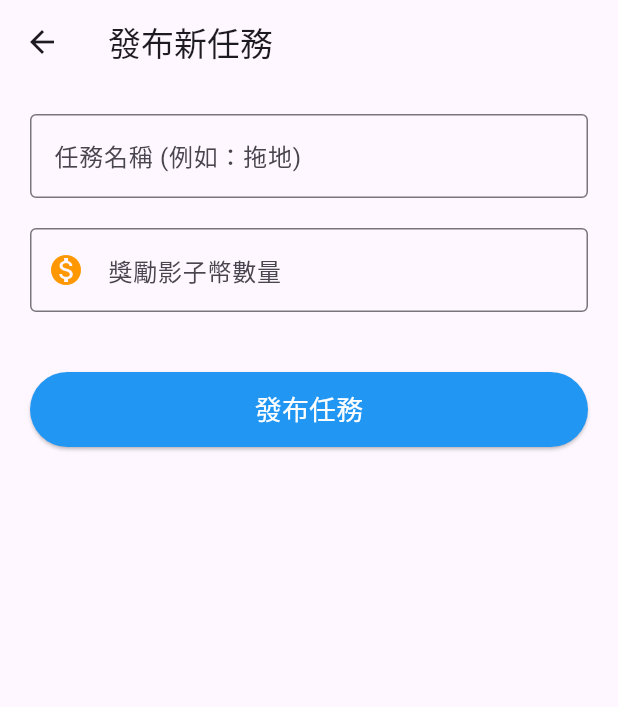
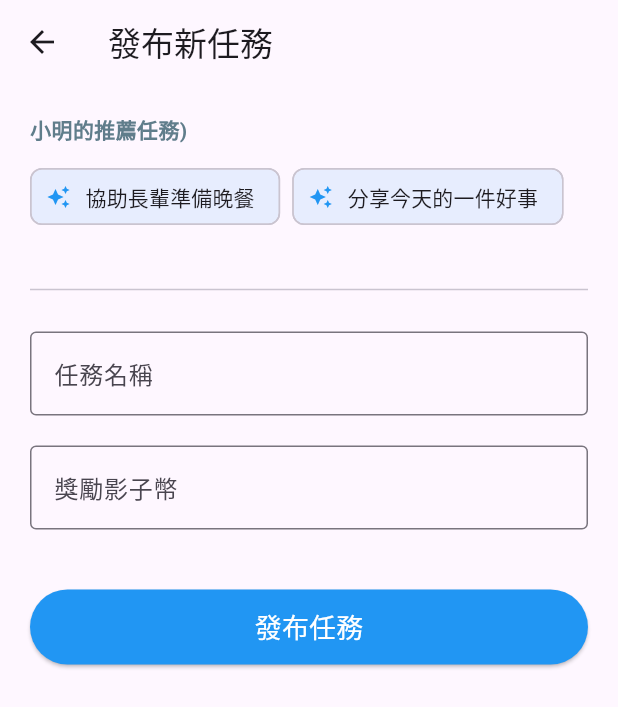
Before and after one commit to namonroll/shadow_wallet, a Flutter app: the ParentTaskBoardView screen opened directly, after a tap on the "add" icon, on a phone screen of 412 x 824 dp. Shown: the top 707 px of the screen. Run offline on Flutter 3.47's test engine with Material 3 defaults, Android fonts, the phone set to English and light mode, and no system bars; accounts and stored records are empty.

Commit message:
任務加一下

```diff
--- a/lib/core/mock/mock_database.dart
+++ b/lib/core/mock/mock_database.dart
@@ -1,6 +1,7 @@
 import '../../features/task_board/models/task_model.dart';
 import '../models/user_model.dart';
 import '../models/group_model.dart';
+import '../../core/models/member_profile_enums.dart';
 
 class MockData {
   // 1. 錢包初始餘額
@@ -8,10 +9,25 @@ class MockData {
 
   // 2. 預設任務列表 (使用 getter 確保每次拿到的都是新的物件)
   static List<TaskModel> get initialTasks => [
-        TaskModel(id: 't_1', title: '洗碗', rewardCoins: 15),
-        TaskModel(id: 't_2', title: '背 10 個英文單字', rewardCoins: 30),
-        TaskModel(id: 't_3', title: '整理房間', rewardCoins: 50, status: TaskStatus.available),
+        TaskModel(id: 't_1', title: '洗碗', rewardCoins: 15,assigneeName: '小明'),
+        TaskModel(id: 't_2', title: '背 10 個英文單字', rewardCoins: 30, assigneeName: '小華'),
+        TaskModel(id: 't_3', title: '整理房間', rewardCoins: 50, status: TaskStatus.available, assigneeName: '小明'),
       ];
+  //系統推薦任務
+  static Map<ChildPersonality, List<Map<String, dynamic>>> get recommendedTasks => {
+    ChildPersonality.lion: [
+      {'title': '挑戰 30 分鐘內讀完一本書', 'reward': 50},
+      {'title': '運動紀錄連續 3 天', 'reward': 100},
+    ],
+    ChildPersonality.dolphin: [
+      {'title': '協助長輩準備晚餐', 'reward': 40},
+      {'title': '分享今天的一件好事', 'reward': 20},
+    ],
+    ChildPersonality.cat: [
+      {'title': '觀察並紀錄一種昆蟲', 'reward': 60},
+      {'title': '完成一個科學小實驗', 'reward': 80},
+    ],
+  };
 
   // 3. 預設使用者 (供測試身分切換使用)
   static final parentUser = UserModel(id: 'u_parent', name: '爸爸', role: UserRole.parent, groupId: '9999');
--- a/lib/features/auth/views/role_selection_view.dart
+++ b/lib/features/auth/views/role_selection_view.dart
@@ -9,7 +9,7 @@ class RoleSelectionView extends StatelessWidget {
   @override
   Widget build(BuildContext context) {
     return Scaffold(
-      appBar: AppBar(title: const Text('影子錢包')),
+      appBar: AppBar(title: const Text('成長錢包')),
       body: Center(
         child: Column(
           mainAxisAlignment: MainAxisAlignment.center,
@@ -23,7 +23,7 @@ class RoleSelectionView extends StatelessWidget {
               },
               child: const Padding(
                 padding: EdgeInsets.all(16.0),
-                child: Text('我是家長', style: TextStyle(fontSize: 20)),
+                child: Text('家長', style: TextStyle(fontSize: 20)),
               ),
             ),
             const SizedBox(height: 20),
@@ -34,7 +34,7 @@ class RoleSelectionView extends StatelessWidget {
               },
               child: const Padding(
                 padding: EdgeInsets.all(16.0),
-                child: Text('我是小孩', style: TextStyle(fontSize: 20)),
+                child: Text('小孩', style: TextStyle(fontSize: 20)),
               ),
             ),
           ],
--- a/lib/features/task_board/models/task_model.dart
+++ b/lib/features/task_board/models/task_model.dart
@@ -9,13 +9,15 @@ enum TaskStatus {
 class TaskModel {
   final String id;
   final String title;
-  final int rewardCoins; // 影子幣獎勵
+  final int rewardCoins;
+  final String assigneeName; // 紀錄是分派給哪個小孩的
   TaskStatus status;
 
   TaskModel({
     required this.id,
     required this.title,
     required this.rewardCoins,
-    this.status = TaskStatus.available, // 預設狀態是待領取
+    required this.assigneeName, // 必填
+    this.status = TaskStatus.available,
   });
 }
--- a/lib/features/task_board/providers/task_provider.dart
+++ b/lib/features/task_board/providers/task_provider.dart
@@ -1,23 +1,31 @@
 import 'package:flutter/material.dart';
 import '../models/task_model.dart';
-import '../../../core/mock/mock_database.dart';
+import '../../../core/mock/mock_database.dart'; // 引入 MockData
 
-//先寫死資料，之後再和service拿
 class TaskProvider extends ChangeNotifier {
-  // 從 MockData 讀取初始任務
-  final List<TaskModel> _tasks = MockData.initialTasks;
+  // 修改：從 MockData 取得初始任務 (使用 List.from)
+  final List<TaskModel> _tasks = List.from(MockData.initialTasks);
 
+  // 取得所有任務 (一般情況用不到，但保留著)
   List<TaskModel> get tasks => _tasks;
 
-  void addTask(String title, int coins) {
+  // 新增：過濾並取得「特定小孩」的任務
+  List<TaskModel> getTasksForChild(String childName) {
+    return _tasks.where((task) => task.assigneeName == childName).toList();
+  }
+
+  //修改：新增任務時，必須傳入是「分派給哪個小孩」
+  void addTask(String title, int coins, String assigneeName) {
     final newTask = TaskModel(
       id: 't_${DateTime.now().millisecondsSinceEpoch}',
       title: title,
       rewardCoins: coins,
+      assigneeName: assigneeName, // 存入被指派的小孩
     );
     _tasks.add(newTask);
     notifyListeners();
   }
+
   void submitTaskForReview(String taskId) {
     final taskIndex = _tasks.indexWhere((t) => t.id == taskId);
     if (taskIndex != -1) {
@@ -26,7 +34,6 @@ class TaskProvider extends ChangeNotifier {
     }
   }
 
-  // 家長核准任務 (狀態變為已完成)
   void approveTask(String taskId) {
     final taskIndex = _tasks.indexWhere((t) => t.id == taskId);
     if (taskIndex != -1) {
--- a/lib/features/task_board/views/parent/create_task_view.dart
+++ b/lib/features/task_board/views/parent/create_task_view.dart
@@ -1,55 +1,106 @@
 import 'package:flutter/material.dart';
+import '/core/models/member_profile_enums.dart';
 import 'package:provider/provider.dart';
 import '../../providers/task_provider.dart';
+import '/core/mock/mock_database.dart';
 
-class CreateTaskView extends StatelessWidget {
+class CreateTaskView extends StatefulWidget {
+  final String childName; // 傳入是幫哪個小孩發任務
+  final ChildPersonality personality; // 傳入性格
+
+  const CreateTaskView({super.key, required this.childName, required this.personality});
+
+  @override
+  State<CreateTaskView> createState() => _CreateTaskViewState();
+}
+
+class _CreateTaskViewState extends State<CreateTaskView> {
   final TextEditingController _titleController = TextEditingController();
   final TextEditingController _coinsController = TextEditingController();
 
   @override
   Widget build(BuildContext context) {
+    // 取得該性格的推薦任務
+    final recommendations = MockData.recommendedTasks[widget.personality] ?? [];
+
     return Scaffold(
       appBar: AppBar(title: const Text('發布新任務')),
-      body: Padding(
+      body: SingleChildScrollView( // 防止鍵盤擋住
         padding: const EdgeInsets.all(20.0),
         child: Column(
+          crossAxisAlignment: CrossAxisAlignment.start,
           children: [
+            // --- 推薦區塊 ---
+            Text('${widget.childName}的推薦任務)',
+                style: const TextStyle(fontWeight: FontWeight.bold, color: Colors.blueGrey)),
+            const SizedBox(height: 10),
+            SingleChildScrollView(
+              scrollDirection: Axis.horizontal,
+              child: Row(
+                children: recommendations.map((task) {
+                  return Padding(
+                    padding: const EdgeInsets.only(right: 8.0),
+                    child: ActionChip(
+                      backgroundColor: Colors.blue.withOpacity(0.1),
+                      avatar: const Icon(Icons.auto_awesome, size: 16, color: Colors.blue),
+                      label: Text(task['title']),
+                      onPressed: () {
+                        // 一鍵帶入！
+                        setState(() {
+                          _titleController.text = task['title'];
+                          _coinsController.text = task['reward'].toString();
+                        });
+                      },
+                    ),
+                  );
+                }).toList(),
+              ),
+            ),
+            const SizedBox(height: 30),
+            const Divider(),
+            const SizedBox(height: 20),
+
+            // --- 原本的輸入區塊 ---
             TextField(
               controller: _titleController,
-              decoration: const InputDecoration(
-                labelText: '任務名稱 (例如：拖地)',
-                border: OutlineInputBorder(),
-              ),
+              decoration: const InputDecoration(labelText: '任務名稱', border: OutlineInputBorder()),
             ),
             const SizedBox(height: 20),
             TextField(
               controller: _coinsController,
-              keyboardType: TextInputType.number, // 限制只能輸入數字
-              decoration: const InputDecoration(
-                labelText: '獎勵影子幣數量',
-                border: OutlineInputBorder(),
-                prefixIcon: Icon(Icons.monetization_on, color: Colors.orange),
-              ),
+              keyboardType: TextInputType.number,
+              decoration: const InputDecoration(labelText: '獎勵影子幣', border: OutlineInputBorder()),
             ),
+            // ... 下方的發布按鈕保持原樣 ...
             const SizedBox(height: 40),
+
+            // --- 🌟 補上的發布任務按鈕 ---
             SizedBox(
               width: double.infinity,
               height: 50,
               child: ElevatedButton(
                 onPressed: () {
                   // 1. 取得輸入的值
-                  final title = _titleController.text;
-                  final coinsText = _coinsController.text;
+                  final title = _titleController.text.trim();
+                  final coinsText = _coinsController.text.trim();
 
-                  // 2. 簡單的防呆機制 (確保沒填錯)
+                  // 2. 簡單防呆：標題不能為空，金額也不能為空
                   if (title.isNotEmpty && coinsText.isNotEmpty) {
                     final coins = int.tryParse(coinsText) ?? 0;
 
-                    // 3. 呼叫 Provider 新增任務 (使用 context.read)
-                    context.read<TaskProvider>().addTask(title, coins);
+                    // 3. 呼叫 Provider 新增任務，並傳入「小孩名字」
+                    context.read<TaskProvider>().addTask(title, coins, widget.childName);
 
-                    // 4. 新增成功後，關閉這一頁回到上一頁
+                    // 4. 顯示成功訊息並回到上一頁
+                    ScaffoldMessenger.of(context).showSnackBar(
+                      SnackBar(content: Text('已成功指派任務給 ${widget.childName}！')),
+                    );
                     Navigator.pop(context);
+                  } else {
+                    // 如果沒填寫完整，跳出提示
+                    ScaffoldMessenger.of(context).showSnackBar(
+                      const SnackBar(content: Text('請填寫任務名稱與獎勵金額')),
+                    );
                   }
                 },
                 style: ElevatedButton.styleFrom(backgroundColor: Colors.blue),
--- a/lib/features/task_board/views/parent/parent_task_board_view.dart
+++ b/lib/features/task_board/views/parent/parent_task_board_view.dart
@@ -1,57 +1,112 @@
 import 'package:flutter/material.dart';
 import 'package:provider/provider.dart';
+import '../../../family_group/providers/group_provider.dart';
 import '../../providers/task_provider.dart';
 import 'create_task_view.dart';
-import '../../../wallet/providers/wallet_provider.dart';
-import '../../models/task_model.dart';
+import '../../../../core/models/member_profile_enums.dart';
 
-class ParentTaskBoardView extends StatelessWidget {
+class ParentTaskBoardView extends StatefulWidget {
+  const ParentTaskBoardView({super.key});
+
+  @override
+  State<ParentTaskBoardView> createState() => _ParentTaskBoardViewState();
+}
+
+class _ParentTaskBoardViewState extends State<ParentTaskBoardView> {
+  String? _selectedChild;
+
+  @override
+  void initState() {
+    super.initState();
+    WidgetsBinding.instance.addPostFrameCallback((_) {
+      final members = context.read<GroupProvider>().members;
+      if (members.isNotEmpty) {
+        setState(() => _selectedChild = members.first);
+      }
+    });
+  }
+
   @override
   Widget build(BuildContext context) {
-    // 監聽任務列表
-    final tasks = context.watch<TaskProvider>().tasks;
+    final groupProvider = context.watch<GroupProvider>();
+    final taskProvider = context.watch<TaskProvider>();
+    final children = groupProvider.members;
+
+    //  關鍵修改：只抓取目前選中小孩的任務
+    final childTasks = _selectedChild != null
+        ? taskProvider.getTasksForChild(_selectedChild!)
+        : [];
 
     return Scaffold(
-      appBar: AppBar(
-        title: const Text('家長控制台 - 任務看板'),
-        backgroundColor: Colors.blue[100],
-      ),
-      // 如果沒有任務顯示提示，有任務就顯示 ListView
-      body: tasks.isEmpty
-          ? const Center(child: Text('目前沒有任務，趕快按右下角新增吧！'))
-          : ListView.builder(
-              itemCount: tasks.length,
+      appBar: AppBar(title: const Text('任務管理')),
+      body: Column(
+        children: [
+          // 1. 小孩選擇列
+          Container(
+            height: 80,
+            padding: const EdgeInsets.symmetric(vertical: 10),
+            child: ListView.builder(
+              scrollDirection: Axis.horizontal,
+              itemCount: children.length,
               itemBuilder: (context, index) {
-                final task = tasks[index];
-                return Card(
-                  margin: const EdgeInsets.symmetric(horizontal: 16, vertical: 8),
-                  child: ListTile(
-                    leading: const Icon(Icons.task_alt, color: Colors.blue),
-                    title: Text(task.title, style: const TextStyle(fontWeight: FontWeight.bold)),
-                    subtitle: Text('狀態: ${task.status.name}'),
-                    trailing: task.status == TaskStatus.underReview
-                      ? ElevatedButton(
-                          style: ElevatedButton.styleFrom(backgroundColor: Colors.green),
-                          onPressed: () {
-                            // 1. 任務變更為已完成
-                            context.read<TaskProvider>().approveTask(task.id);
-                            // 2. 錢包發錢
-                            context.read<WalletProvider>().addCoins(task.rewardCoins);
-                          },
-                          child: const Text('核准發錢'),
-                        )
-                      : Text('${task.rewardCoins} 幣'),
+                final name = children[index];
+                final isSelected = _selectedChild == name;
+                return GestureDetector(
+                  onTap: () => setState(() => _selectedChild = name),
+                  child: Container(
+                    margin: const EdgeInsets.symmetric(horizontal: 12),
+                    child: Column(
+                      children: [
+                        CircleAvatar(
+                          backgroundColor: isSelected ? Colors.blue : Colors.grey[300],
+                          child: Icon(Icons.person, color: isSelected ? Colors.white : Colors.grey),
+                        ),
+                        Text(name, style: TextStyle(color: isSelected ? Colors.blue : Colors.black)),
+                      ],
+                    ),
                   ),
                 );
               },
             ),
-      // 右下角的浮動新增按鈕 (FAB)
+          ),
+          const Divider(),
+
+          // 2. 任務列表 (顯示過濾後的 childTasks)
+          Expanded(
+            child: childTasks.isEmpty
+              ? Center(child: Text(_selectedChild == null ? '請先選擇小孩' : '目前沒有任務，點擊右下角新增'))
+              : ListView.builder(
+                  itemCount: childTasks.length,
+                  itemBuilder: (context, index) {
+                    final task = childTasks[index];
+                    return ListTile(
+                      title: Text(task.title),
+                      subtitle: Text('獎勵：${task.rewardCoins} 影子幣'),
+                      trailing: Text(task.status.toString().split('.').last),
+                    );
+                  },
+                ),
+          ),
+        ],
+      ),
+
+      // 3. 新增任務按鈕
       floatingActionButton: FloatingActionButton(
         onPressed: () {
-          // 跳轉到新增任務頁面
+          if (_selectedChild == null) return;
+
+          final settings = groupProvider.memberSettings[_selectedChild!];
+          //現在先寫死關係驅動小孩
+          final personality = settings?['personality'] ?? ChildPersonality.dolphin;
+
           Navigator.push(
             context,
-            MaterialPageRoute(builder: (context) => CreateTaskView()),
+            MaterialPageRoute(
+              builder: (context) => CreateTaskView(
+                childName: _selectedChild!,
+                personality: personality,
+              ),
+            ),
           );
         },
         child: const Icon(Icons.add),
```
Also changed, not shown: lib/core/models/member_profile_enums.dart (+8 -8 lines), lib/features/family_group/providers/group_provider.dart (+26 -2 lines), 1 other file.
